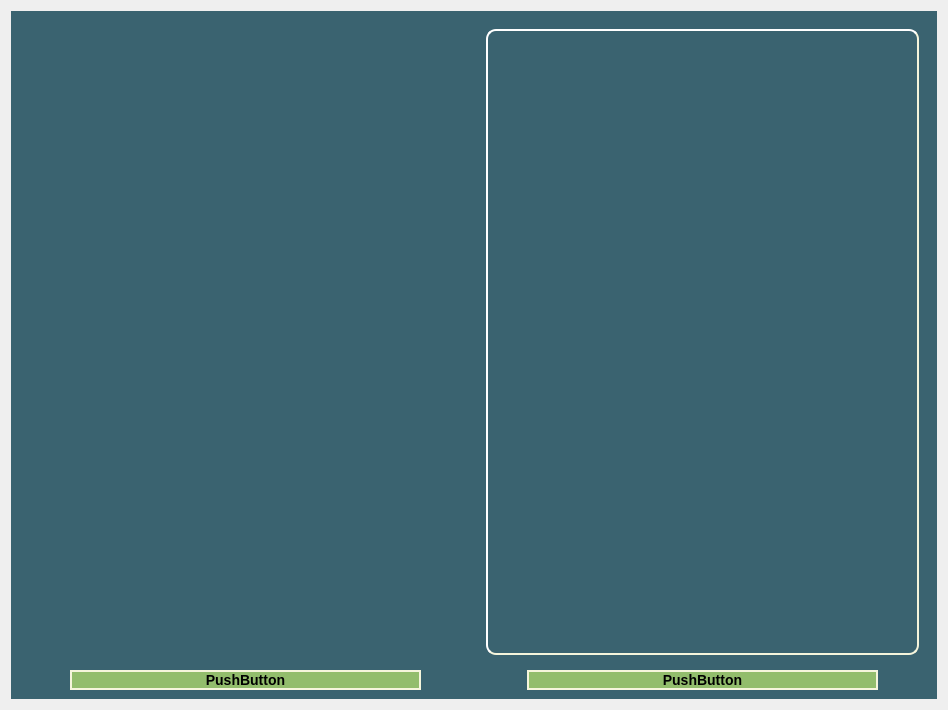
Before: the Qt Designer form trippage.ui in The-afroman/CS1D-vacation-project, drawn with Qt 5.
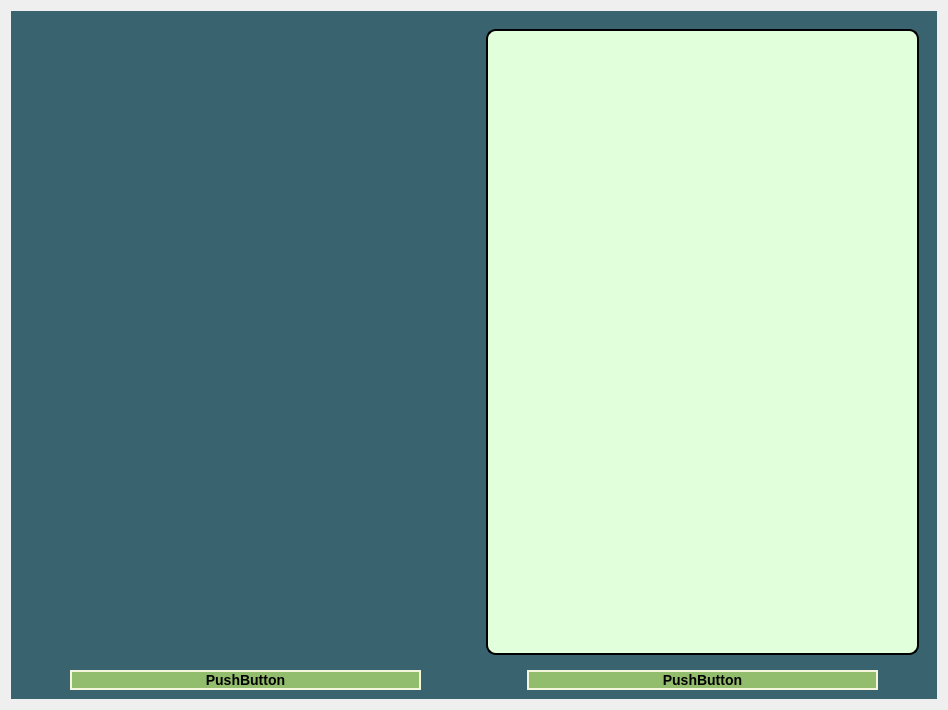
After: the same form once the commit is applied.

Commit message: fixed some ui flaws and added some new ui design

```diff
--- a/trippage.ui
+++ b/trippage.ui
@@ -85,11 +85,11 @@
          <item>
           <widget class="QWidget" name="LabelWidget" native="true">
            <property name="styleSheet">
-            <string notr="true">
+            <string notr="true">background-color: rgb(226, 255, 219);
     border-style: outset;
     border-width: 2px;
     border-radius: 10px;
-    border-color: beige;
+    border-color: black;
     font: bold 14px;
     min-width: 10em;
     padding: 6px;</string>
```
Left out of the diff: 2 changed lines with no effect on the pictures. The commit also changes 3 other files.
